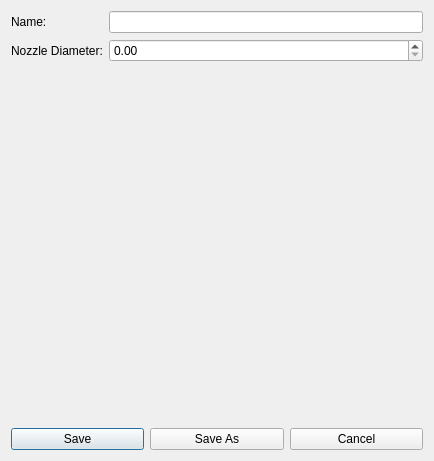
This is gui/tabs/prepare/SettingsMenuWidget/printerProfileDialog/printerprofiledialog.ui in gbeck139/octopus as Qt 5 draws it before an edit. The edited form follows.
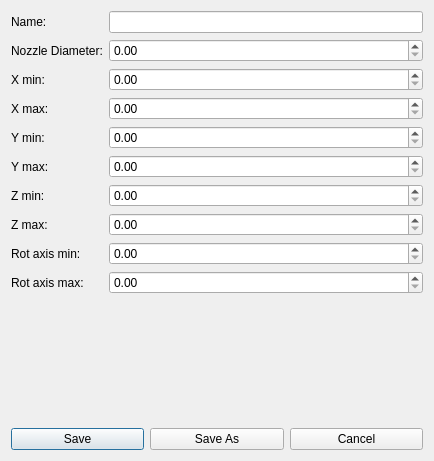
This is the edited form.

What changed in the file:
```diff
--- a/gui/tabs/prepare/SettingsMenuWidget/printerProfileDialog/printerprofiledialog.ui
+++ b/gui/tabs/prepare/SettingsMenuWidget/printerProfileDialog/printerprofiledialog.ui
@@ -36,6 +36,86 @@
      <item row="1" column="1">
       <widget class="QDoubleSpinBox" name="nozzleDiameterDoubleSpinBox"/>
      </item>
+     <item row="2" column="0">
+      <widget class="QLabel" name="xMinLabel">
+       <property name="text">
+        <string>X min:</string>
+       </property>
+      </widget>
+     </item>
+     <item row="2" column="1">
+      <widget class="QDoubleSpinBox" name="xMinDoubleSpinBox"/>
+     </item>
+     <item row="3" column="0">
+      <widget class="QLabel" name="xMaxLabel">
+       <property name="text">
+        <string>X max:</string>
+       </property>
+      </widget>
+     </item>
+     <item row="3" column="1">
+      <widget class="QDoubleSpinBox" name="xMaxDoubleSpinBox"/>
+     </item>
+     <item row="4" column="0">
+      <widget class="QLabel" name="yMinLabel">
+       <property name="text">
+        <string>Y min:</string>
+       </property>
+      </widget>
+     </item>
+     <item row="4" column="1">
+      <widget class="QDoubleSpinBox" name="yMinDoubleSpinBox"/>
+     </item>
+     <item row="5" column="0">
+      <widget class="QLabel" name="yMaxLabel">
+       <property name="text">
+        <string>Y max:</string>
+       </property>
+      </widget>
+     </item>
+     <item row="5" column="1">
+      <widget class="QDoubleSpinBox" name="yMaxDoubleSpinBox"/>
+     </item>
+     <item row="6" column="0">
+      <widget class="QLabel" name="zMinLabel">
+       <property name="text">
+        <string>Z min:</string>
+       </property>
+      </widget>
+     </item>
+     <item row="6" column="1">
+      <widget class="QDoubleSpinBox" name="zMinDoubleSpinBox"/>
+     </item>
+     <item row="7" column="0">
+      <widget class="QLabel" name="zMaxLabel">
+       <property name="text">
+        <string>Z max:</string>
+       </property>
+      </widget>
+     </item>
+     <item row="7" column="1">
+      <widget class="QDoubleSpinBox" name="zMaxDoubleSpinBox"/>
+     </item>
+     <item row="8" column="0">
+      <widget class="QLabel" name="rotAxisMinLabel">
+       <property name="text">
+        <string>Rot axis min:</string>
+       </property>
+      </widget>
+     </item>
+     <item row="8" column="1">
+      <widget class="QDoubleSpinBox" name="rotAxisMinDoubleSpinBox"/>
+     </item>
+     <item row="9" column="0">
+      <widget class="QLabel" name="rotAxisMaxLabel">
+       <property name="text">
+        <string>Rot axis max:</string>
+       </property>
+      </widget>
+     </item>
+     <item row="9" column="1">
+      <widget class="QDoubleSpinBox" name="rotAxisMaxDoubleSpinBox"/>
+     </item>
     </layout>
    </item>
    <item>
```
Left out of the diff: 6 changed lines with no effect on the pictures.
